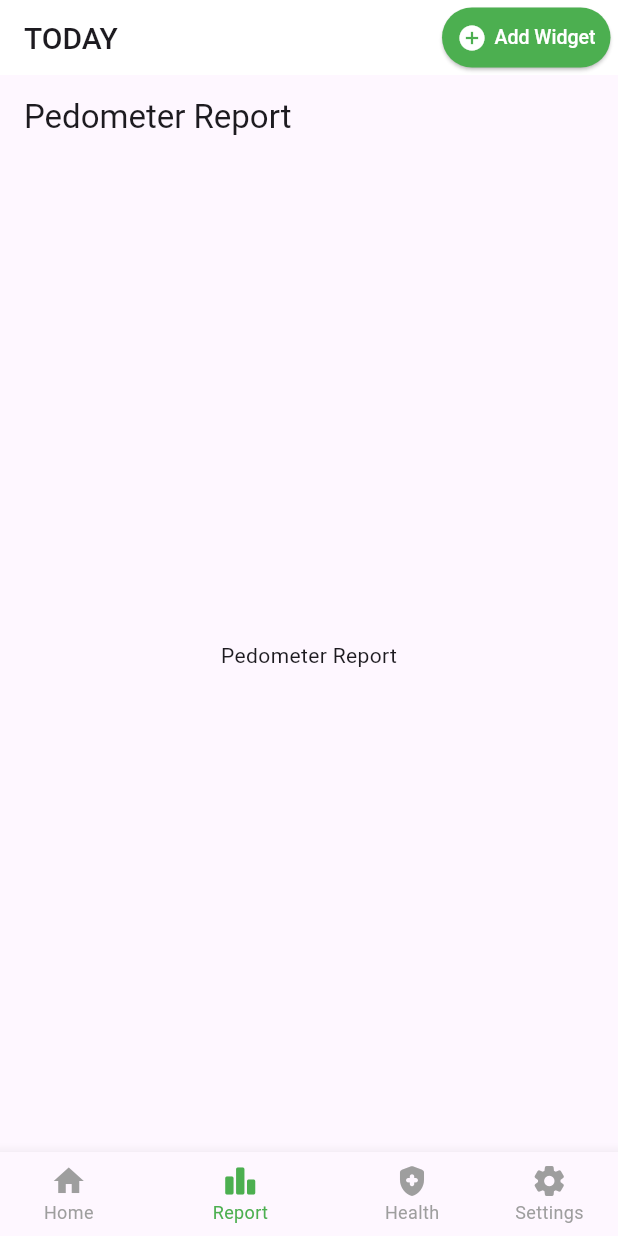
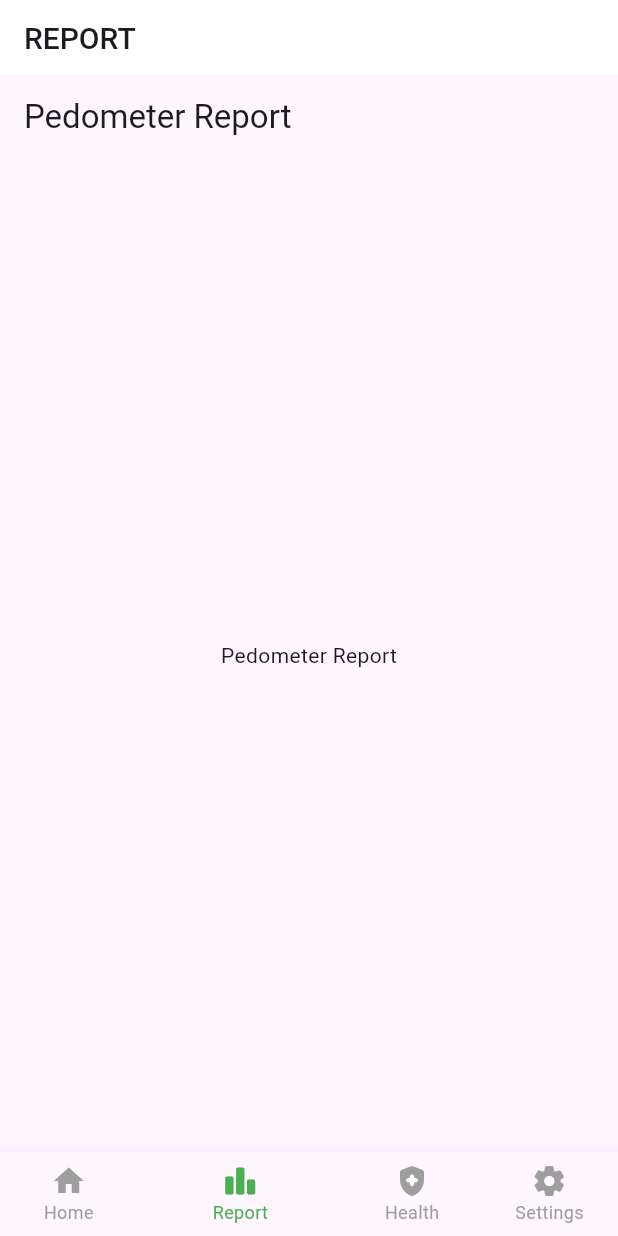
Before and after one commit to joharkhan99/healthtrack, a Flutter app: the screen it shows after launch, item 2 of the bottom bar chosen, on a phone screen of 412 x 824 dp. Run offline on Flutter 3.47's test engine with Material 3 defaults, Android fonts, the phone set to English and light mode, and no system bars; our stand-ins replace liquid_progress_indicator_v2.

Commit message:
Add new app bar for pedometer report screen

```diff
--- a/lib/src/screens/pedometer_screen.dart
+++ b/lib/src/screens/pedometer_screen.dart
@@ -3,6 +3,7 @@ import 'package:healthtrack/src/screens/pedometer_home.dart';
 import 'package:healthtrack/src/screens/pedometer_report.dart';
 import 'package:healthtrack/src/widgets/pedometer_appbar.dart';
 import 'package:healthtrack/src/widgets/pedometer_bottom_navigation.dart';
+import 'package:healthtrack/src/widgets/pedometer_report_appbar.dart';
 
 class PedometerScreen extends StatefulWidget {
   const PedometerScreen({super.key});
@@ -15,6 +16,10 @@ class _PedometerScreenState extends State<PedometerScreen> {
   final List<Widget> _pages = [
     const PedometerHome(),
     const PedometerReport(),
+  ];
+  final List<PreferredSizeWidget> _appBars = [
+    const PedometerAppBar(),
+    const PedometerReportAppBar(),
   ];
 
   int _currentIndex = 0;
@@ -29,7 +34,7 @@ class _PedometerScreenState extends State<PedometerScreen> {
   Widget build(BuildContext context) {
     return Scaffold(
       backgroundColor: Colors.white,
-      appBar: const PedometerAppBar(),
+      appBar: _appBars[_currentIndex],
       bottomNavigationBar: PedoMeterBottomNavigation(currentIndex: _currentIndex, onTabChange: onTabChange),
       body: _pages[_currentIndex],
     );
--- /dev/null
+++ b/lib/src/widgets/pedometer_report_appbar.dart
@@ -0,0 +1,23 @@
+import 'package:flutter/material.dart';
+
+class PedometerReportAppBar extends StatelessWidget implements PreferredSizeWidget {
+  const PedometerReportAppBar({super.key});
+
+  @override
+  Size get preferredSize => const Size.fromHeight(50);
+
+  @override
+  Widget build(BuildContext context) {
+    return AppBar(
+      elevation: 0,
+      backgroundColor: Colors.white,
+      title: const Text(
+        'REPORT',
+        style: TextStyle(
+          fontSize: 20,
+          fontWeight: FontWeight.w500,
+        ),
+      ),
+    );
+  }
+}
```
Also changed, not shown: lib/src/widgets/pedometer_health_appbar.dart (added, +23 -0 lines), lib/src/widgets/pedometer_settings_appbar.dart (added, +23 -0 lines).
